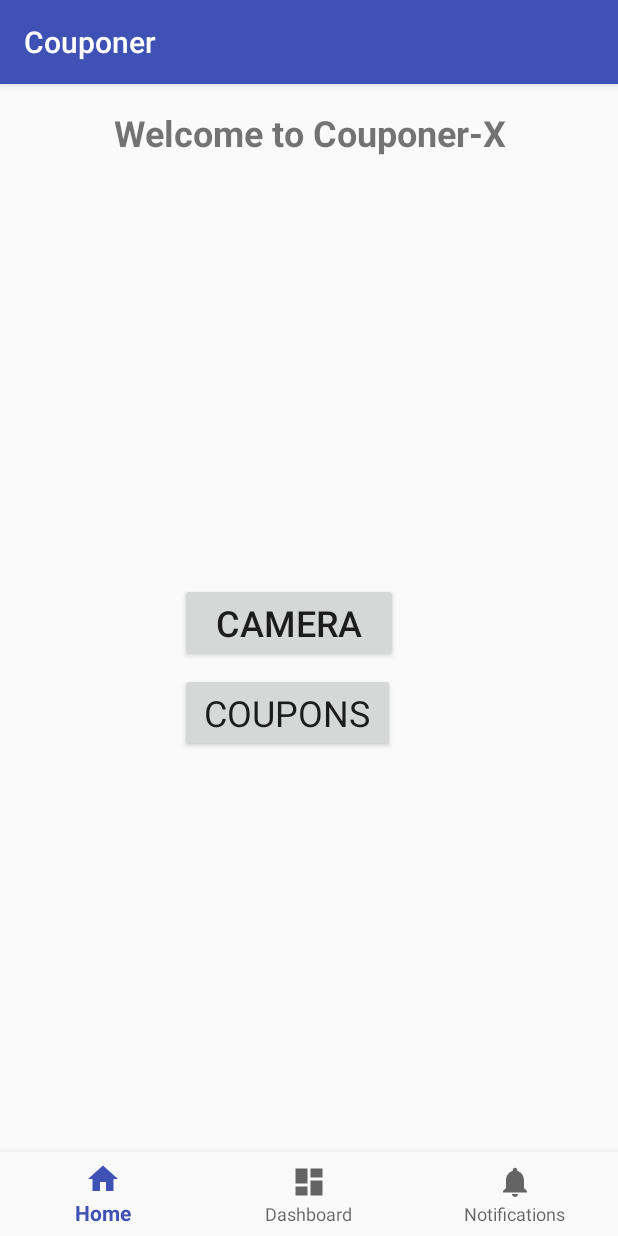
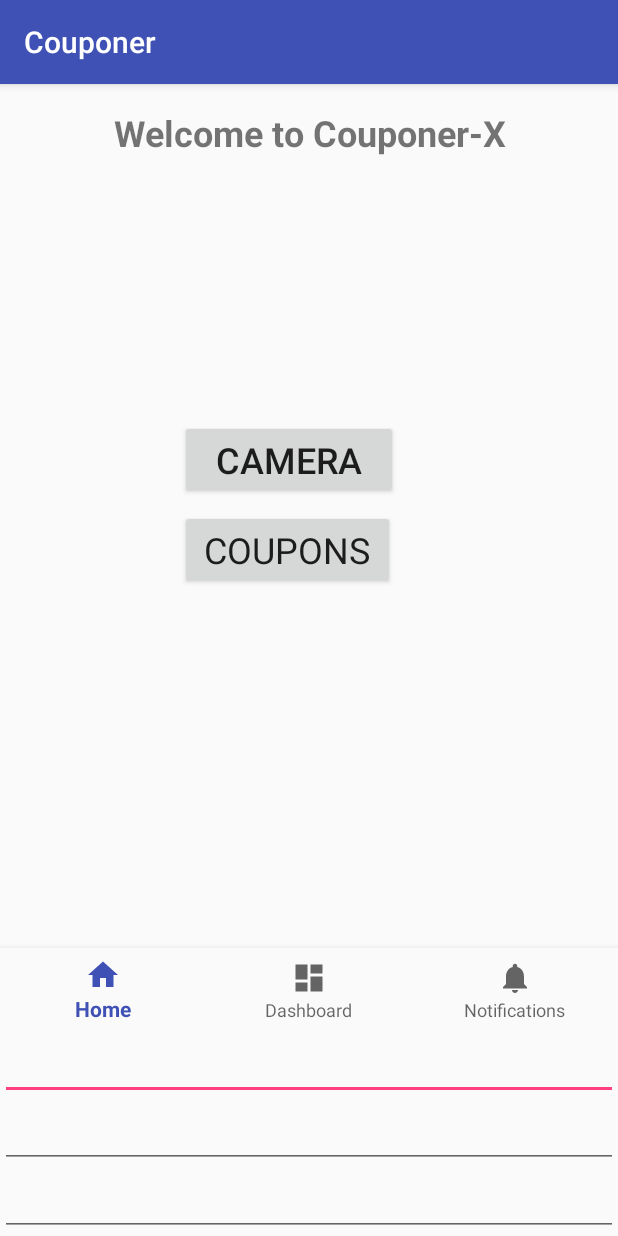
Before and after one commit to JesseniaL/Couponer-X, an Android app: the screen it shows after launch (Main), on a phone screen of 412 x 824 dp. Run offline under Robolectric (Android 15) with nearby library versions, the phone set to English and light mode, and no system bars.

Commit message:
Added a new class called HashMap, currently working on a way users can insert the storename, productname, and coupon's expiration date

```diff
--- a/CouponApp/Couponer-X/app/src/main/res/layout/activity_main.xml
+++ b/CouponApp/Couponer-X/app/src/main/res/layout/activity_main.xml
@@ -64,15 +64,32 @@
 
         <ImageView
             android:id="@+id/imageView"
-            android:layout_width="333dp"
-            android:layout_height="217dp"
+            android:layout_width="336dp"
+            android:layout_height="match_parent"
             android:layout_below="@+id/button1"
             android:layout_marginLeft="27dp"
             android:layout_marginTop="115dp"
             android:adjustViewBounds="false"
             android:scaleType="centerInside" />
 
-
     </FrameLayout>
 
+    <EditText
+        android:id="@+id/storename"
+        android:inputType="text"
+        android:layout_width="match_parent"
+        android:layout_height="wrap_content" />
+
+    <EditText
+        android:id="@+id/productname"
+        android:inputType="text"
+        android:layout_width="match_parent"
+        android:layout_height="wrap_content" />
+
+    <EditText
+        android:id="@+id/couponexpdate"
+        android:inputType="date"
+        android:layout_width="match_parent"
+        android:layout_height="wrap_content" />
+
 </LinearLayout>
```
Also changed, not shown: CouponApp/Couponer-X/app/src/main/java/com/app/jessenialopez/couponer/HashMap.java (added, +7 -0 lines), CouponApp/Couponer-X/app/src/main/java/com/app/jessenialopez/couponer/Main.java (+41 -61 lines), 1 other file.
